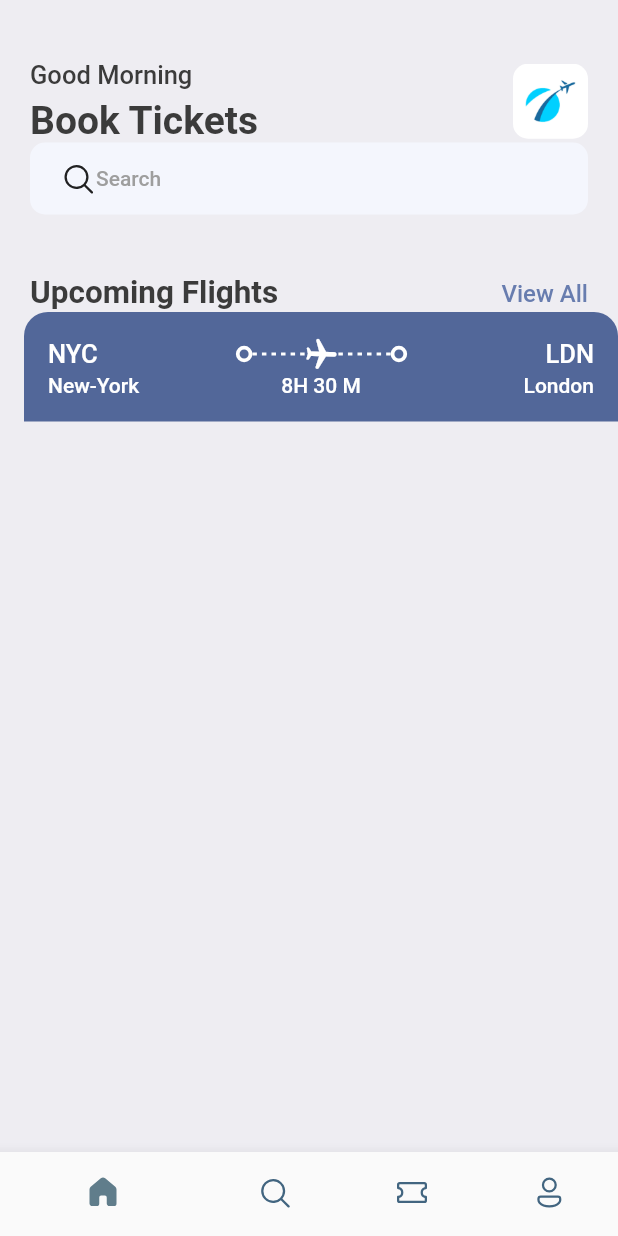
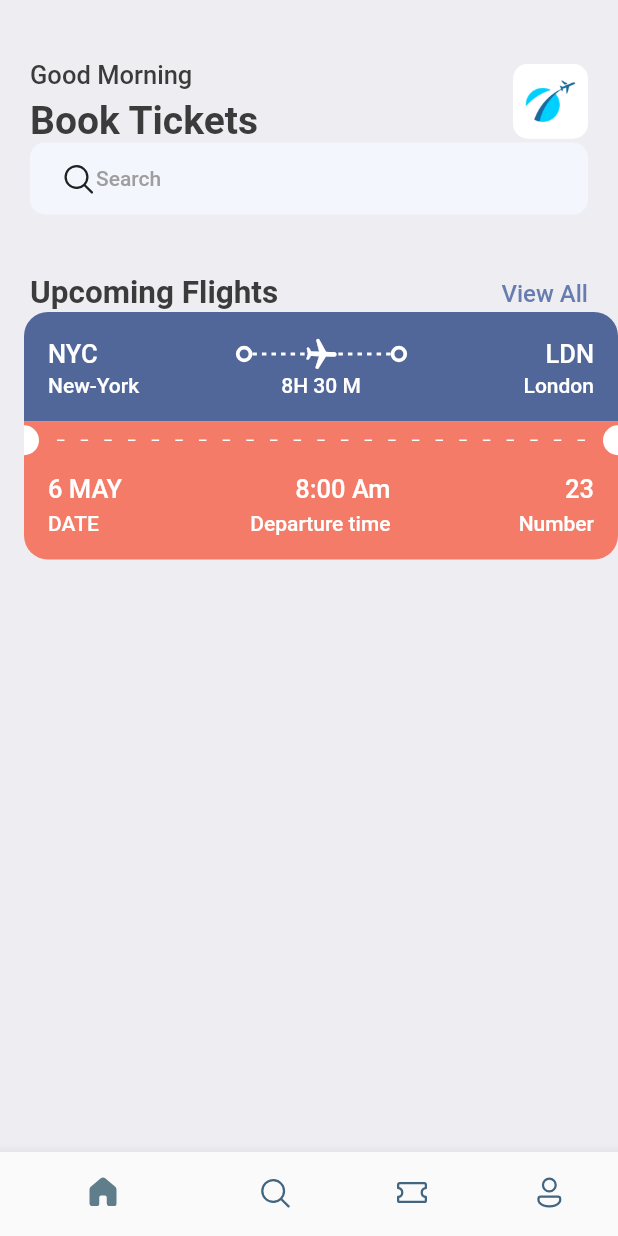
Before and after one commit to Shadabdullah/TicketBooking, a Flutter app: the screen it shows after launch, on a phone screen of 412 x 824 dp. Run offline on Flutter 3.47's test engine with Material 2 defaults, Android fonts, the phone set to English and light mode, and no system bars; our stand-ins replace fluentui_icons, gap.

Commit message:
Ticket View COmpleted

```diff
--- /dev/null
+++ b/App/lib/dummyCode.txt
@@ -0,0 +1,13 @@
+Flex(
+                                  direction: Axis.horizontal,
+                                  mainAxisAlignment: MainAxisAlignment.spaceBetween,
+                                  mainAxisSize: MainAxisSize.max,
+                                  children: List.generate(
+                      5,
+                      (index) => SizedBox(
+                            width: 5,
+                            height: 1,
+                            child: DecoratedBox(
+                                decoration: BoxDecoration(color: Colors.white)),
+                          )),
+                                ),
--- a/App/lib/screens/ticket_view.dart
+++ b/App/lib/screens/ticket_view.dart
@@ -1,4 +1,5 @@
 import 'package:flutter/material.dart';
+import 'package:flutter/rendering.dart';
 import 'package:gap/gap.dart';
 import 'package:project_name/screens/app_layout.dart';
 import 'package:project_name/utils/app_style.dart';
@@ -16,6 +17,7 @@ class TicketView extends StatelessWidget {
       child: Container(
         margin: const EdgeInsets.only(left: 16),
         child: Column(children: [
+          //Blue Part of ticket View
           Container(
             decoration: const BoxDecoration(
                 // ignore: use_full_hex_values_for_flutter_colors
@@ -104,6 +106,123 @@ class TicketView extends StatelessWidget {
                 ],
               )
             ]),
+          ),
+          // Orange part of ticket View
+
+          Container(
+            color: Styles.orangeColor,
+            child: Row(children: [
+              SizedBox(
+                height: 20,
+                width: 10,
+                child: DecoratedBox(
+                    decoration: BoxDecoration(
+                        color: Colors.white,
+                        borderRadius: BorderRadius.only(
+                            topRight: Radius.circular(10),
+                            bottomRight: Radius.circular(10)))),
+              ),
+              Expanded(
+                child: Padding(
+                  padding: const EdgeInsets.all(12.0),
+                  child: LayoutBuilder(
+                    builder:
+                        (BuildContext context, BoxConstraints constraints) {
+                      return Flex(
+                        direction: Axis.horizontal,
+                        mainAxisAlignment: MainAxisAlignment.spaceBetween,
+                        mainAxisSize: MainAxisSize.max,
+                        children: List.generate(
+                            (constraints.constrainWidth() / 15).floor(),
+                            (index) => const SizedBox(
+                                  width: 5,
+                                  height: 1,
+                                  child: DecoratedBox(
+                                      decoration:
+                                          BoxDecoration(color: Colors.white)),
+                                )),
+                      );
+                    },
+                  ),
+                ),
+              ),
+              SizedBox(
+                height: 20,
+                width: 10,
+                child: DecoratedBox(
+                    decoration: BoxDecoration(
+                        color: Colors.white,
+                        borderRadius: BorderRadius.only(
+                            topLeft: Radius.circular(10),
+                            bottomLeft: Radius.circular(10)))),
+              )
+            ]),
+          ),
+          // Bottom view
+          Container(
+            decoration: BoxDecoration(
+                // ignore: use_full_hex_values_for_flutter_colors
+                color: Styles.orangeColor,
+                borderRadius: const BorderRadius.only(
+                    bottomLeft: Radius.circular(16),
+                    bottomRight: Radius.circular(16))),
+            padding:
+                const EdgeInsets.only(top: 10, left: 16, right: 16, bottom: 16),
+            child: Column(children: [
+              Row(
+                mainAxisAlignment: MainAxisAlignment.spaceBetween,
+                children: [
+                  Column(
+                    crossAxisAlignment: CrossAxisAlignment.start,
+                    children: [
+                      Text(
+                        "6 MAY",
+                        style:
+                            Styles.headlineStyle3.copyWith(color: Colors.white),
+                      ),
+                      const Gap(5),
+                      Text(
+                        "DATE",
+                        style:
+                            Styles.headlineStyle4.copyWith(color: Colors.white),
+                      )
+                    ],
+                  ),
+                  Column(
+                    crossAxisAlignment: CrossAxisAlignment.end,
+                    children: [
+                      Text(
+                        "8:00 Am",
+                        style:
+                            Styles.headlineStyle3.copyWith(color: Colors.white),
+                      ),
+                      const Gap(5),
+                      Text(
+                        "Departure time",
+                        style:
+                            Styles.headlineStyle4.copyWith(color: Colors.white),
+                      )
+                    ],
+                  ),
+                  Column(
+                    crossAxisAlignment: CrossAxisAlignment.end,
+                    children: [
+                      Text(
+                        "23",
+                        style:
+                            Styles.headlineStyle3.copyWith(color: Colors.white),
+                      ),
+                      const Gap(5),
+                      Text(
+                        "Number",
+                        style:
+                            Styles.headlineStyle4.copyWith(color: Colors.white),
+                      )
+                    ],
+                  )
+                ],
+              )
+            ]),
           )
         ]),
       ),
@@ -111,5 +230,4 @@ class TicketView extends StatelessWidget {
   }
 }
 
-
 //2h 8 m
--- a/App/lib/utils/app_style.dart
+++ b/App/lib/utils/app_style.dart
@@ -6,12 +6,16 @@ class Styles {
   static Color primaryColor = primary;
   static Color textColor = const Color(0xFF3B3B3B);
   static Color bgColor = const Color(0xFFEEEDF2);
-  static Color orangeColor = const Color(0xFF526799);
+  static Color orangeColor = const Color(0XFFF37B67);
 
-  static TextStyle textStyle = TextStyle(fontSize: 16, color: textColor, fontWeight: FontWeight.w500);
-  static TextStyle headlineStyle1 = TextStyle(fontSize: 26, color: textColor, fontWeight: FontWeight.bold);
-  static TextStyle headlineStyle2 = TextStyle(fontSize: 21, color: textColor, fontWeight: FontWeight.bold);
-  static TextStyle headlineStyle3 = TextStyle(fontSize: 17, color: textColor, fontWeight: FontWeight.w500);
-  static TextStyle headlineStyle4 = TextStyle(fontSize: 14, color:Colors.grey.shade500, fontWeight: FontWeight.w500);
-
+  static TextStyle textStyle =
+      TextStyle(fontSize: 16, color: textColor, fontWeight: FontWeight.w500);
+  static TextStyle headlineStyle1 =
+      TextStyle(fontSize: 26, color: textColor, fontWeight: FontWeight.bold);
+  static TextStyle headlineStyle2 =
+      TextStyle(fontSize: 21, color: textColor, fontWeight: FontWeight.bold);
+  static TextStyle headlineStyle3 =
+      TextStyle(fontSize: 17, color: textColor, fontWeight: FontWeight.w500);
+  static TextStyle headlineStyle4 = TextStyle(
+      fontSize: 14, color: Colors.grey.shade500, fontWeight: FontWeight.w500);
 }
```
